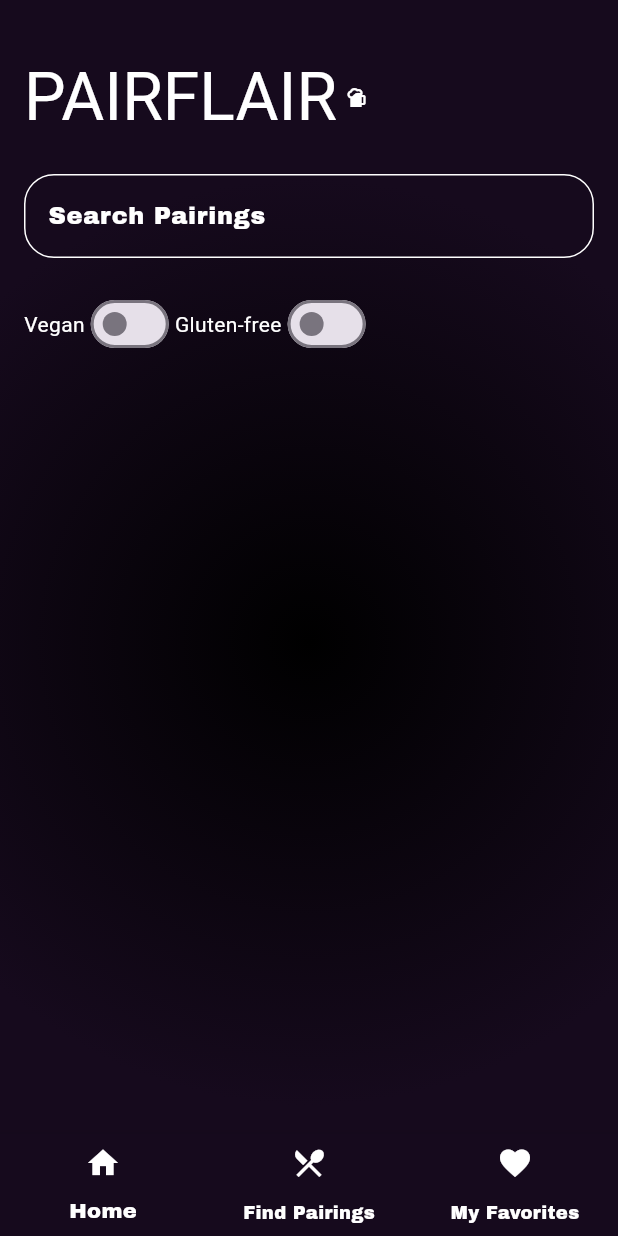
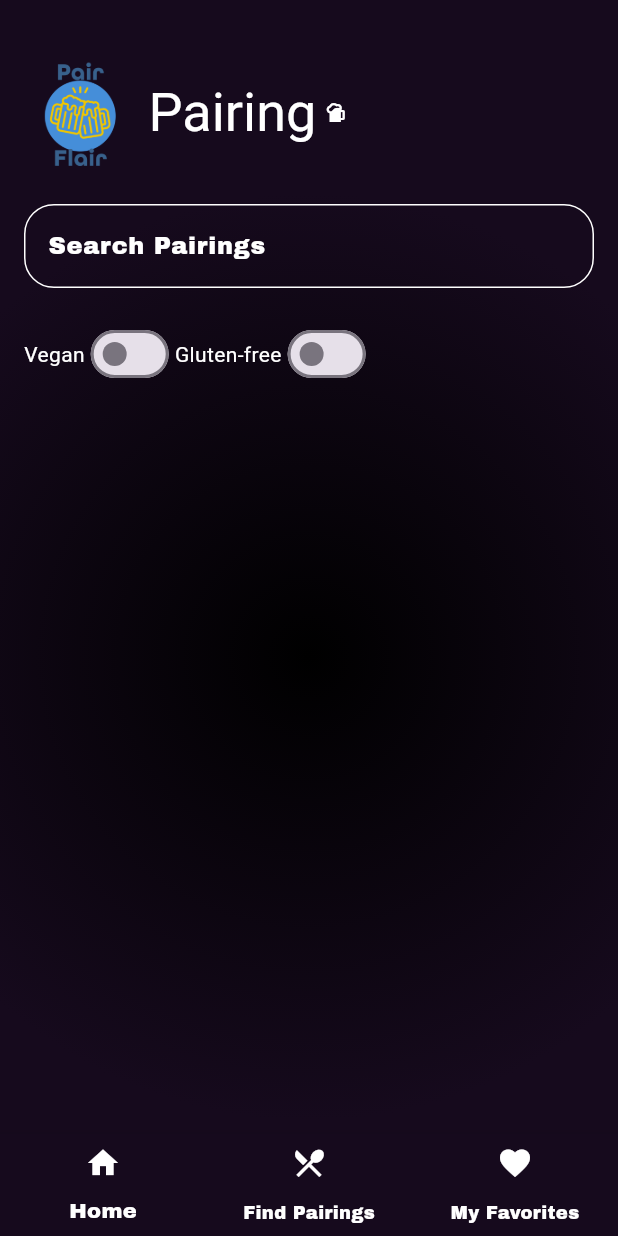
Before and after one commit to RaeClay/flair_pair, a Flutter app: the screen it shows after launch, item 2 of the bottom bar chosen, on a phone screen of 412 x 824 dp. Run offline on Flutter 3.47's test engine with Material 3 defaults, Android fonts, the phone set to English and light mode, and no system bars; our stand-ins replace carousel_slider, google_fonts; Roboto replaces fonts that are missing (Archivo).

Commit message:
incorporated the logo, and finished the explore all

```diff
--- a/lib/customwidgets/customappbar.dart
+++ b/lib/customwidgets/customappbar.dart
@@ -1,10 +1,13 @@
-import 'package:flair_pair/packages.dart';
+import 'package:flutter/material.dart';
+import 'package:google_fonts/google_fonts.dart';
 
 class CustomAppBar extends StatelessWidget implements PreferredSizeWidget {
-  const CustomAppBar({super.key});
+  final String titleText;
+
+  const CustomAppBar({Key? key, required this.titleText}) : super(key: key);
 
   @override
-  Size get preferredSize => const Size.fromHeight(100);
+  Size get preferredSize => const Size.fromHeight(120);
 
   @override
   Widget build(BuildContext context) {
@@ -15,18 +18,25 @@ class CustomAppBar extends StatelessWidget implements PreferredSizeWidget {
       title: Padding(
         padding: const EdgeInsets.only(top: 50, bottom: 20),
         child: Row(
-          mainAxisSize: MainAxisSize.min,
           children: <Widget>[
+            Padding(
+              padding: const EdgeInsets.only(right: 8.0),
+              child: Image.asset(
+                'assets/images/logo.png',  // Replace 'your_logo.png' with your actual logo image path
+                height: 75,  // Set the height of the logo as needed
+                width: 75,   // Set the width of the logo as needed
+              ),
+            ),
+            // Title Text
             Text(
-              'PAIRFLAIR',
+              titleText,
               style: GoogleFonts.bungeeShade(
                 textStyle: const TextStyle(
                   color: Colors.white,
-                  fontSize: 44,
+                  fontSize: 36,
                 ),
               ),
             ),
-
             const SizedBox(width: 5),
             const Icon(
               Icons.sports_bar,
--- a/lib/view/explore_all_view.dart
+++ b/lib/view/explore_all_view.dart
@@ -1,5 +1,6 @@
 
 import 'package:flair_pair/packages.dart';
+
 class ExploreAllPairingsPage extends StatefulWidget {
   @override
   _ExploreAllPairingsPageState createState() => _ExploreAllPairingsPageState();
@@ -29,7 +30,14 @@ class _ExploreAllPairingsPageState extends State<ExploreAllPairingsPage> with Si
       length: _sortedPairings.keys.length,
       child: Scaffold(
         appBar: AppBar(
-          title: Text('Explore All Pairings'),
+          title: Text(
+            'Explore All Pairings',
+            style: TextStyle(
+              fontFamily: 'ArchivoBlack',
+              fontSize: 20,
+            ),
+          ),
+          backgroundColor: const Color(0xFF160A1D),
           bottom: TabBar(
             controller: _tabController,
             isScrollable: true,
@@ -44,12 +52,31 @@ class _ExploreAllPairingsPageState extends State<ExploreAllPairingsPage> with Si
               itemCount: pairings.length,
               itemBuilder: (context, index) {
                 PairingModel pairing = pairings[index];
-                return ListTile(
-                  title: Text('${pairing.foodName} with ${pairing.alcoholName}'),
-                  subtitle: Text(pairing.pairingDescription),
+                return InkWell(
+                  onTap: () {
+                    Navigator.push(
+                      context,
+                      MaterialPageRoute(
+                        builder: (context) => PairingDetailScreen(
+                          foodName: pairing.foodName,
+                          alcoholName: pairing.alcoholName,
+                          pairingDescription: pairing.pairingDescription,
+                          keyIngredients: pairing.keyIngredients,
+                          flavorProfile: pairing.flavorProfile,
+                          vegan: pairing.vegan,
+                          glutenFree: pairing.glutenFree,
+                        ),
+                      ),
+                    );
+                  },
+                  child: ListTile(
+                    title: Text('${pairing.foodName} with ${pairing.alcoholName}'),
+                    subtitle: Text(pairing.pairingDescription),
+                    trailing: Icon(Icons.arrow_forward_ios),
+                  ),
                 );
               },
-              separatorBuilder: (context, index) => Divider(), // Adding a Divider here
+              separatorBuilder: (context, index) => Divider(color: Colors.grey[800]),
             );
           }).toList(),
         ),
--- a/lib/view/favoritespage_view.dart
+++ b/lib/view/favoritespage_view.dart
@@ -14,7 +14,7 @@ class _FavoritesPageState extends State<FavoritesPage> {
   @override
   Widget build(BuildContext context) {
     return Scaffold(
-      appBar: const CustomAppBar(),
+      appBar: const CustomAppBar(titleText: 'Favorites',),
       body: Container(
         decoration: BackgroundDeco.getRadialGradient(),
         child: Column(
--- a/lib/view/home_view.dart
+++ b/lib/view/home_view.dart
@@ -9,7 +9,7 @@ class HomePage extends StatelessWidget {
   @override
   Widget build(BuildContext context) {
     return Scaffold(
-      appBar: const CustomAppBar(),
+      appBar: const CustomAppBar(titleText: 'Home',),
       body: Container(
         decoration: BackgroundDeco.getRadialGradient(),
         child: Column(
--- a/lib/view/pairing_detail_screen.dart
+++ b/lib/view/pairing_detail_screen.dart
@@ -24,7 +24,7 @@ class PairingDetailScreen extends StatelessWidget {
     @override
   Widget build(BuildContext context) {
     return Scaffold(
-      appBar: const CustomAppBar(),
+      appBar: const CustomAppBar(titleText: 'Pairing',),
       body: Container(
         decoration: BackgroundDeco.getRadialGradient(),
         child: Padding(
--- a/lib/view/pairing_view.dart
+++ b/lib/view/pairing_view.dart
@@ -16,7 +16,7 @@ class PairingsPage extends StatelessWidget {
   Widget build(BuildContext context) {
     return Scaffold(
       // App bar with custom styling.
-      appBar: const CustomAppBar(),
+      appBar: const CustomAppBar(titleText: 'Pairing',),
       body: Container(
         // Background UI deco.
         decoration: BackgroundDeco.getRadialGradient(),
--- a/pubspec.yaml
+++ b/pubspec.yaml
@@ -74,6 +74,7 @@ flutter:
     - assets/images/taco-background.jpg
     - assets/images/margarita.png
     - assets/images/tips-lightbulb.png
+    - assets/images/logo.png
 
   uses-material-design: true
 
```
Also changed, not shown: assets/images/logo.png (added).
